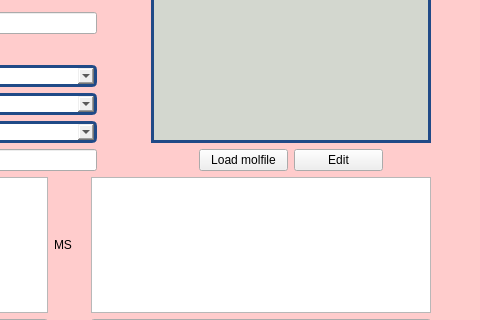
dahlbma/scarab_tornado, file chemReg/assets/regchem.ui: the form before one commit; both pictures show x 760 to 1240 and y 151 to 471 of the 1240 by 801 pixel window.
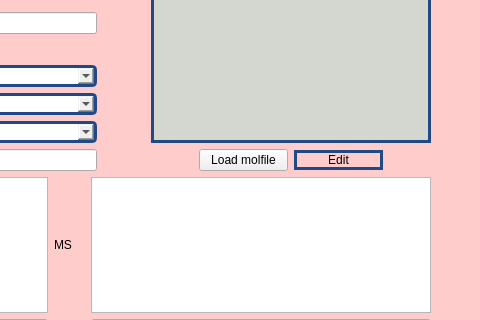
The form after the commit.

Commit message: fix entry editing input validation

```diff
--- a/chemReg/assets/regchem.ui
+++ b/chemReg/assets/regchem.ui
@@ -609,6 +609,9 @@
             </item>
             <item>
              <widget class="QPushButton" name="editmol_btn">
+              <property name="styleSheet">
+               <string notr="true">border: 3px solid rgb(32, 74, 135);</string>
+              </property>
               <property name="text">
                <string>Edit</string>
               </property>
```
The commit also changes 1 other file.
